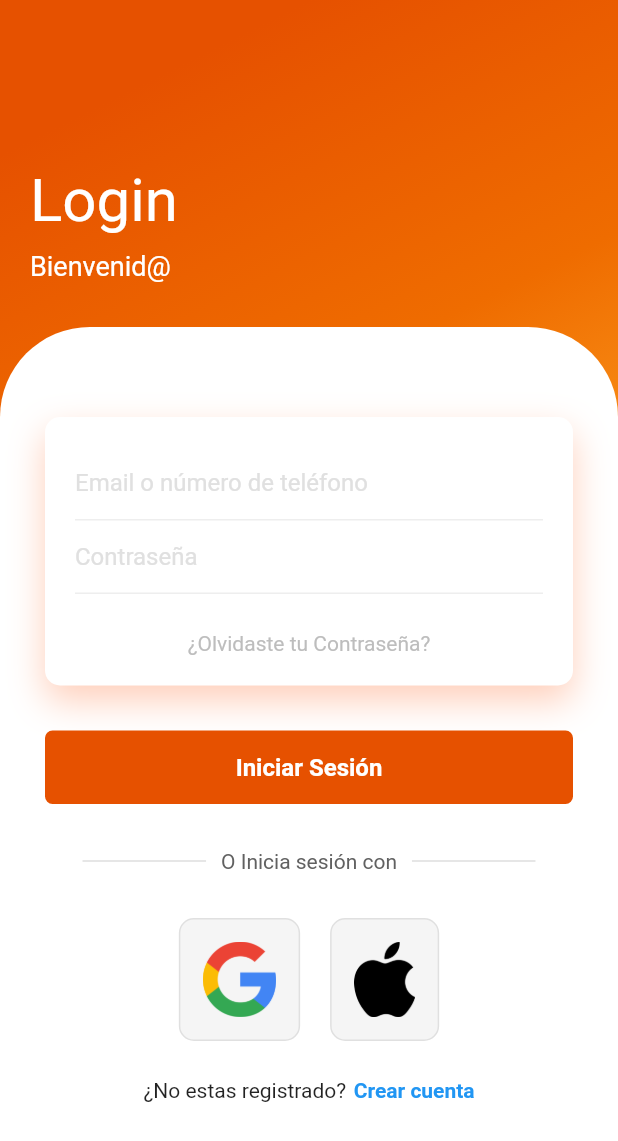
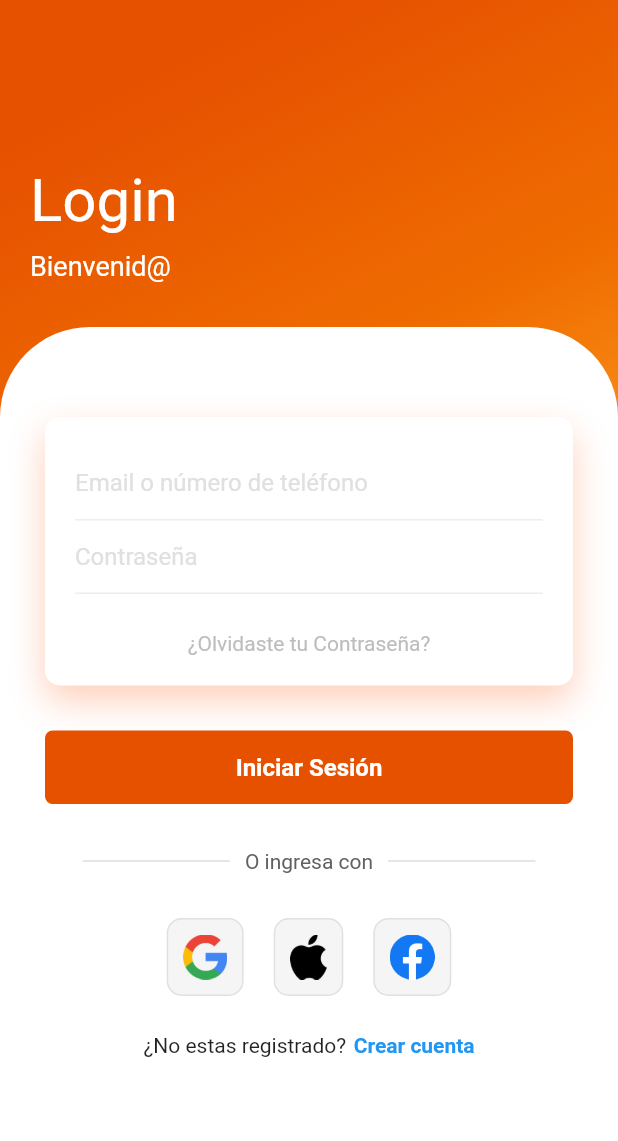
Before and after one commit to DavidFlores79/flutter_login_page_ui, a Flutter app: the screen it shows after launch, on a phone screen of 412 x 824 dp. Shown: the top 1141 px of the screen. Run offline on Flutter 3.47's test engine with Material 2 defaults, Android fonts, the phone set to English and light mode, and no system bars.

Commit message:
feat: :sparkles: Facebook Login Button

```diff
--- a/lib/screens/login_screen.dart
+++ b/lib/screens/login_screen.dart
@@ -81,7 +81,7 @@ class LoginScreenContent extends StatelessWidget {
                         ),
                       ),
                     ),
-                    OrDivider(title: 'O Inicia sesión con'),
+                    OrDivider(title: 'O ingresa con'),
                     Row(
                       mainAxisAlignment: MainAxisAlignment.center,
                       children: [
@@ -90,6 +90,9 @@ class LoginScreenContent extends StatelessWidget {
                         const SizedBox(width: 20),
                         SocialMediaButton(
                             imagePath: 'assets/images/brand/apple.png'),
+                        const SizedBox(width: 20),
+                        SocialMediaButton(
+                            imagePath: 'assets/images/brand/facebook.png'),
                       ],
                     ),
                     const SizedBox(height: 25),
--- a/lib/widgets/social_media_button.dart
+++ b/lib/widgets/social_media_button.dart
@@ -8,7 +8,7 @@ class SocialMediaButton extends StatelessWidget {
   @override
   Widget build(BuildContext context) {
     return Container(
-      padding: const EdgeInsets.all(15),
+      padding: const EdgeInsets.all(10),
       decoration: BoxDecoration(
         border: Border.all(color: Colors.grey[300]!),
         borderRadius: BorderRadius.circular(10),
@@ -16,7 +16,7 @@ class SocialMediaButton extends StatelessWidget {
       ),
       child: Image.asset(
         imagePath,
-        height: 50,
+        height: 30,
       ),
     );
   }
```
Also changed, not shown: assets/images/brand/facebook.png (added).
